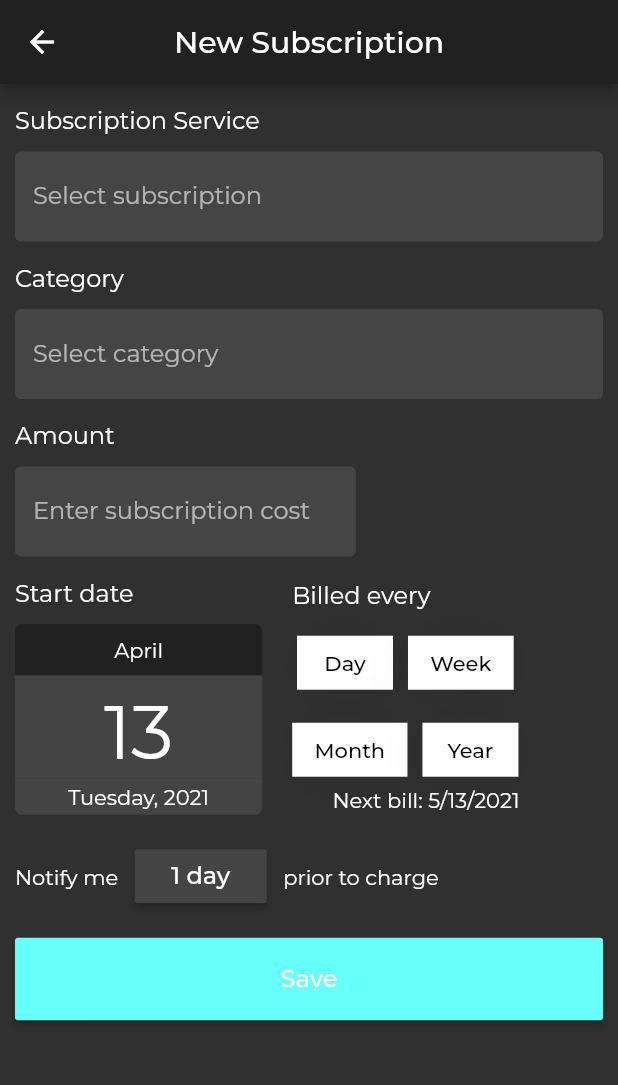
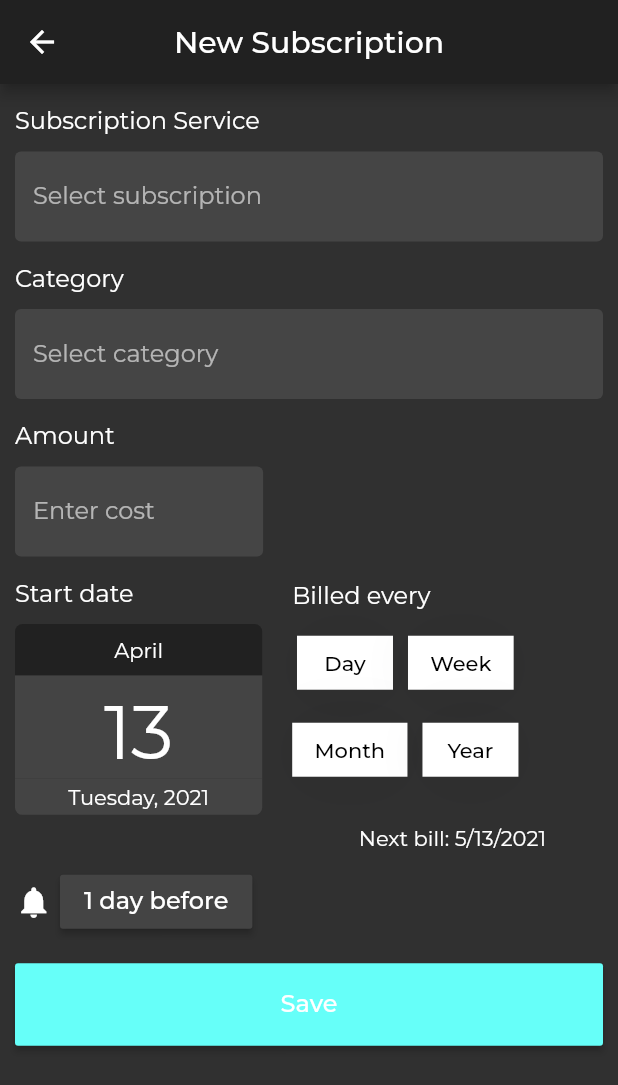
Before and after one commit to IanKirkham/subscription_manager, a Flutter app: the screen it shows after launch, after a tap on the "add" icon, on a phone screen of 412 x 824 dp. Shown: the top 1085 px of the screen. Run offline on Flutter 3.47's test engine with Material 2 defaults, Android fonts, the phone set to English and light mode, and no system bars; drawn by our look-alikes of dropdown_search, group_button; our stand-ins replace currency_text_input_formatter, flutter_riverpod, google_fonts, sliver_tools; missing offline and left inert: flutter_picker.

Commit message:
More UI design tweaks

```diff
--- a/lib/data.dart
+++ b/lib/data.dart
@@ -110,6 +110,37 @@ final List<Subscription> subscriptions = [
     ],
   ),
   Subscription(
+    service: "Spotify",
+    serviceIcon: Image.asset("assets/spotify.png"),
+    category: "Music",
+    amount: 8.99,
+    startDate: DateTime(2020, 3, 27),
+    billDate: DateTime(2021, 4, 27),
+    recurring: "Month",
+    notification: [1, "day"],
+    billingHistory: [
+      "Billed \$8.99 on 3/27/2021",
+    ],
+  ),
+  Subscription(
+    service: "Rent",
+    serviceIcon: Image.asset("assets/rent.png"),
+    category: "Finance",
+    amount: 312.00,
+    startDate: DateTime(2020, 10, 1),
+    billDate: DateTime(2021, 5, 1),
+    recurring: "Month",
+    notification: [12, "hour"],
+    billingHistory: [
+      "Billed \$312.00 on 3/1/2021",
+      "Billed \$312.00 on 2/1/2021",
+      "Billed \$312.00 on 1/1/2021",
+      "Billed \$312.00 on 12/1/2020",
+      "Billed \$312.00 on 11/1/2020",
+      "Billed \$312.00 on 10/1/2020",
+    ],
+  ),
+  Subscription(
     service: "OneDrive",
     serviceIcon: Image.asset("assets/onedrive.png"),
     category: "Education",
@@ -122,6 +153,19 @@ final List<Subscription> subscriptions = [
       "Billed \$7.94 on 2/1/2021",
       "Billed \$7.94 on 3/1/2021",
       "Billed \$7.94 on 4/1/2021",
+    ],
+  ),
+  Subscription(
+    service: "Apple Music",
+    serviceIcon: Image.asset("assets/apple_music.png"),
+    category: "Music",
+    amount: 5.08,
+    startDate: DateTime(2020, 4, 3),
+    billDate: DateTime(2021, 5, 3),
+    recurring: "Month",
+    notification: [1, "day"],
+    billingHistory: [
+      "Billed \$8.99 on 4/3/2021",
     ],
   ),
   Subscription(
@@ -152,15 +196,28 @@ final List<Subscription> subscriptions = [
       "Billed \$12.99 on 3/18/2021",
     ],
   ),
+  Subscription(
+    service: "Spotify",
+    serviceIcon: Image.asset("assets/spotify.png"),
+    category: "Music",
+    amount: 8.99,
+    startDate: DateTime(2020, 3, 27),
+    billDate: DateTime(2021, 5, 27),
+    recurring: "Month",
+    notification: [1, "day"],
+    billingHistory: [
+      "Billed \$8.99 on 3/27/2021",
+    ],
+  ),
 ];
 
 final List<ListItem> myCategories = [
-  ListItem(name: "Books", icon: Image.asset("assets/categories/books.png")),
   ListItem(
       name: "Education", icon: Image.asset("assets/categories/education.png")),
   ListItem(
       name: "Entertainment",
       icon: Image.asset("assets/categories/entertainment.png")),
+  ListItem(name: "Finance", icon: Image.asset("assets/categories/finance.png")),
   ListItem(name: "Gaming", icon: Image.asset("assets/categories/games.png")),
   ListItem(name: "Music", icon: Image.asset("assets/categories/music.png")),
   ListItem(
--- a/lib/main.dart
+++ b/lib/main.dart
@@ -4,10 +4,15 @@ import 'package:google_fonts/google_fonts.dart';
 import 'package:subscription_manager/data.dart';
 
 import 'app.dart';
-import 'widgets/subscriptionsNotifier.dart';
+import 'widgets/customStateNotifiers.dart';
 
 final subscriptionsProvider = StateNotifierProvider<SubscriptionsList>(
-    (ref) => SubscriptionsList(subscriptions));
+  (ref) => SubscriptionsList(subscriptions),
+);
+
+final categoriesProvider = StateNotifierProvider<CategoriesList>(
+  (ref) => CategoriesList(myCategories),
+);
 
 void main() {
   runApp(ProviderScope(child: Main()));
--- a/lib/screens/categories/categories.dart
+++ b/lib/screens/categories/categories.dart
@@ -9,6 +9,7 @@ class Categories extends ConsumerWidget {
   @override
   Widget build(BuildContext context, ScopedReader watch) {
     final subscriptionList = watch(subscriptionsProvider.state);
+    final categoriesList = watch(categoriesProvider.state);
 
     return SafeArea(
       child: SingleChildScrollView(
@@ -58,6 +59,7 @@ class Categories extends ConsumerWidget {
                                         });
                                         myCategories.remove(found);
                                       }
+                                      context.read(categoriesProvider).update();
                                     },
                                     buttonWidth:
                                         MediaQuery.of(context).size.width * 0.8,
@@ -99,7 +101,7 @@ class Categories extends ConsumerWidget {
               ),
             ),
             ListView.builder(
-              itemCount: myCategories.length,
+              itemCount: categoriesList.length,
               primary: false,
               physics: NeverScrollableScrollPhysics(),
               itemBuilder: (context, index) {
@@ -109,13 +111,13 @@ class Categories extends ConsumerWidget {
                       leading: SizedBox(
                           height: 35,
                           width: 35,
-                          child: myCategories[index].icon),
+                          child: categoriesList[index].icon),
                       title: Row(
                         mainAxisAlignment: MainAxisAlignment.spaceBetween,
                         children: [
-                          Text(myCategories[index].name),
+                          Text(categoriesList[index].name),
                           Text(_getCategoryTotal(
-                              myCategories[index].name,
+                              categoriesList[index].name,
                               subscriptionList
                                   .where((item) =>
                                       item.billDate.month ==
@@ -124,7 +126,7 @@ class Categories extends ConsumerWidget {
                         ],
                       ),
                       children: _getChildren(
-                          myCategories[index].name,
+                          categoriesList[index].name,
                           context,
                           subscriptionList
                               .where((item) =>
@@ -143,18 +145,18 @@ class Categories extends ConsumerWidget {
     );
   }
 
-  Color checkColor(ListItem item) {
-    Color color;
-    myCategories.forEach((element) {
-      if (item.name == element.name) {
-        color = Colors.pink;
-      }
-    });
-    if (color == null) {
-      color = Colors.grey;
-    }
-    return color;
-  }
+  // Color checkColor(ListItem item) {
+  //   Color color;
+  //   categoriesList.forEach((element) {
+  //     if (item.name == element.name) {
+  //       color = Colors.pink;
+  //     }
+  //   });
+  //   if (color == null) {
+  //     color = Colors.grey;
+  //   }
+  //   return color;
+  // }
 
   String _getCategoryTotal(String name, List<Subscription> subscriptionList) {
     double total = 0.0;
@@ -187,6 +189,7 @@ class Categories extends ConsumerWidget {
               title: Row(
                 children: [
                   SizedBox(height: 35, width: 35, child: item.serviceIcon),
+                  SizedBox(width: 10),
                   Text(item.service),
                 ],
               ),
--- a/lib/screens/home/home.dart
+++ b/lib/screens/home/home.dart
@@ -66,7 +66,8 @@ class Home extends StatelessWidget {
     return MultiSliver(
       pushPinnedChildren: true,
       children: [
-        _sliverHeader("This month"),
+        _sliverHeader(
+            "This month (" + DateFormat.MMMM().format(DateTime.now()) + ")"),
         Consumer(builder: (context, watch, child) {
           final subscriptionList = watch(subscriptionsProvider.state);
           return _sliverList(subscriptionList
@@ -141,11 +142,10 @@ class Home extends StatelessWidget {
                     child: Padding(
                       padding: const EdgeInsets.only(right: 8, bottom: 5),
                       child: Text(
-                        "Bill due on " +
-                            DateFormat.yMd()
-                                .format(subscriptionList[index].billDate),
+                        _formatDate(subscriptionList[index].billDate),
                         style: TextStyle(
                           fontSize: 14,
+                          color: Theme.of(context).accentColor,
                         ),
                       ),
                     ),
@@ -159,4 +159,20 @@ class Home extends StatelessWidget {
       ),
     );
   }
+
+  String _formatDate(DateTime date) {
+    final billDate = DateTime(date.year, date.month, date.day);
+
+    final now = DateTime.now();
+    final today = DateTime(now.year, now.month, now.day);
+    final tomorrow = DateTime(now.year, now.month, now.day + 1);
+
+    if (billDate == today) {
+      return "Today";
+    } else if (billDate == tomorrow) {
+      return "Tomorrow";
+    } else {
+      return DateFormat.yMd().format(billDate);
+    }
+  }
 }
--- a/lib/screens/new_subscription/new_subscription.dart
+++ b/lib/screens/new_subscription/new_subscription.dart
@@ -71,11 +71,11 @@ class _NewSubscriptionState extends State<NewSubscription> {
             getDropdown(myCategories, "Category", category),
             sectionTitle("Amount"),
             Container(
-              width: MediaQuery.of(context).size.width * 0.6,
+              width: MediaQuery.of(context).size.width * 0.45,
               padding: EdgeInsets.symmetric(horizontal: 10),
               child: CustomTextFormField(
                 obscureText: false,
-                hintText: "Enter subscription cost",
+                hintText: "Enter cost",
                 controller: textController,
                 inputFormatters: [
                   CurrencyTextInputFormatter(
@@ -164,9 +164,10 @@ class _NewSubscriptionState extends State<NewSubscription> {
                   children: [
                     sectionTitle("Billed every"),
                     Padding(
-                      padding: const EdgeInsets.symmetric(horizontal: 10),
+                      padding: const EdgeInsets.only(left: 10),
+                      //padding: const EdgeInsets.all(0),
                       child: Container(
-                        width: MediaQuery.of(context).size.width / 2.31,
+                        width: MediaQuery.of(context).size.width / 2,
                         height: MediaQuery.of(context).size.height * 0.15,
                         decoration: BoxDecoration(
                             //color: Colors.pink,
@@ -176,6 +177,7 @@ class _NewSubscriptionState extends State<NewSubscription> {
                             ),
                         child: Stack(
                           children: [
+                            //Container(color: Colors.blue), // delete me
                             GroupButton(
                               selectedButtons: ["Month"],
                               spacing: 10,
@@ -183,20 +185,20 @@ class _NewSubscriptionState extends State<NewSubscription> {
                               onSelected: (index, isSelected) => setState(() {
                                 dropdownValue = buttonList[index];
                               }),
-                              buttonWidth: 80,
-                              buttonHeight: 40,
+                              buttonWidth: 93,
+                              buttonHeight: 51,
                               selectedColor: Theme.of(context).accentColor,
                               unselectedColor: Color(0xff444444),
                               unselectedTextStyle:
                                   TextStyle(fontSize: 14, color: Colors.white),
                               buttons: buttonList,
                             ),
-                            Align(
-                              alignment: Alignment.bottomCenter,
-                              child: Text("Next bill: " +
-                                  DateFormat.yMd()
-                                      .format(_getNextBillDate(date))),
-                            ),
+                            // Align(
+                            //   alignment: Alignment.bottomCenter,
+                            //   child: Text("Next bill: " +
+                            //       DateFormat.yMd()
+                            //           .format(_getNextBillDate(date))),
+                            // ),
                           ],
                         ),
                       ),
@@ -206,19 +208,32 @@ class _NewSubscriptionState extends State<NewSubscription> {
               ],
             ),
             SizedBox(height: 7),
+            Row(
+              mainAxisAlignment: MainAxisAlignment.end,
+              children: [
+                Padding(
+                  padding: const EdgeInsets.only(right: 48),
+                  child: Text("Next bill: " +
+                      DateFormat.yMd().format(_getNextBillDate(date))),
+                ),
+              ],
+            ),
             Padding(
               padding: const EdgeInsets.all(10),
               child: Row(
                 children: [
-                  Text("Notify me   "),
+                  Icon(Icons.notifications, size: 25),
+                  SizedBox(width: 5),
+                  // Text("Notify me   "),
                   MaterialButton(
-                    child: Text(_formatNotification()),
+                    child: Text(_formatNotification() + " before"),
                     onPressed: () {
                       showNotificationPicker(context, pickerIndex);
                     },
                     color: Color(0xFF444444),
                   ),
-                  Text("   prior to charge"),
+                  SizedBox(width: 10),
+                  //Text("prior to charge"),
                 ],
               ),
             ),
--- a/lib/screens/subscription_view/subscription_view.dart
+++ b/lib/screens/subscription_view/subscription_view.dart
@@ -74,12 +74,14 @@ class _SubscriptionViewState extends State<SubscriptionView> {
                         context),
                   ],
                 ),
-                SizedBox(height: 10),
+                SizedBox(height: 15),
                 Padding(
                   padding: const EdgeInsets.symmetric(horizontal: 10),
                   child: Row(
                     children: [
-                      Text("Notify me   "),
+                      Icon(Icons.notifications, size: 25),
+                      SizedBox(width: 5),
+                      //Text("Notify me   "),
                       MaterialButton(
                         child: Text(_formatNotification(
                             widget.subscription.notification)),
@@ -168,7 +170,7 @@ class _SubscriptionViewState extends State<SubscriptionView> {
                   Text(data.toString(),
                       style: TextStyle(
                         color: Theme.of(context).accentColor,
-                        fontSize: 24,
+                        fontSize: 22,
                       )),
                 ],
               ),
@@ -208,7 +210,7 @@ class _SubscriptionViewState extends State<SubscriptionView> {
                   Text(_formatAmount(amount, recurring),
                       style: TextStyle(
                         color: Theme.of(context).accentColor,
-                        fontSize: 24,
+                        fontSize: 22,
                       )),
                 ],
               ),
@@ -221,16 +223,16 @@ class _SubscriptionViewState extends State<SubscriptionView> {
 
   String _formatAmount(double amount, String recurring) {
     if (recurring == "Day") {
-      return "\$ " + amount.toString() + " / day";
+      return "\$ " + amount.toStringAsFixed(2) + " / day";
     }
     if (recurring == "Week") {
-      return "\$ " + amount.toString() + " / wk";
+      return "\$ " + amount.toStringAsFixed(2) + " / wk";
     }
     if (recurring == "Month") {
-      return "\$ " + amount.toString() + " / mo";
+      return "\$ " + amount.toStringAsFixed(2) + " / mo";
     }
     if (recurring == "Year") {
-      return "\$ " + amount.toString() + " / yr";
+      return "\$ " + amount.toStringAsFixed(2) + " / yr";
     }
     return "Error";
   }
--- a/lib/widgets/subscriptionsNotifier.dart
+++ b/lib/widgets/customStateNotifiers.dart
@@ -10,3 +10,12 @@ class SubscriptionsList extends StateNotifier<List<Subscription>> {
     state = subscriptions;
   }
 }
+
+class CategoriesList extends StateNotifier<List<ListItem>> {
+  CategoriesList(List<ListItem> state) : super(state);
+
+  void update() {
+    myCategories.sort((a, b) => a.name.compareTo(b.name));
+    state = myCategories;
+  }
+}
```
